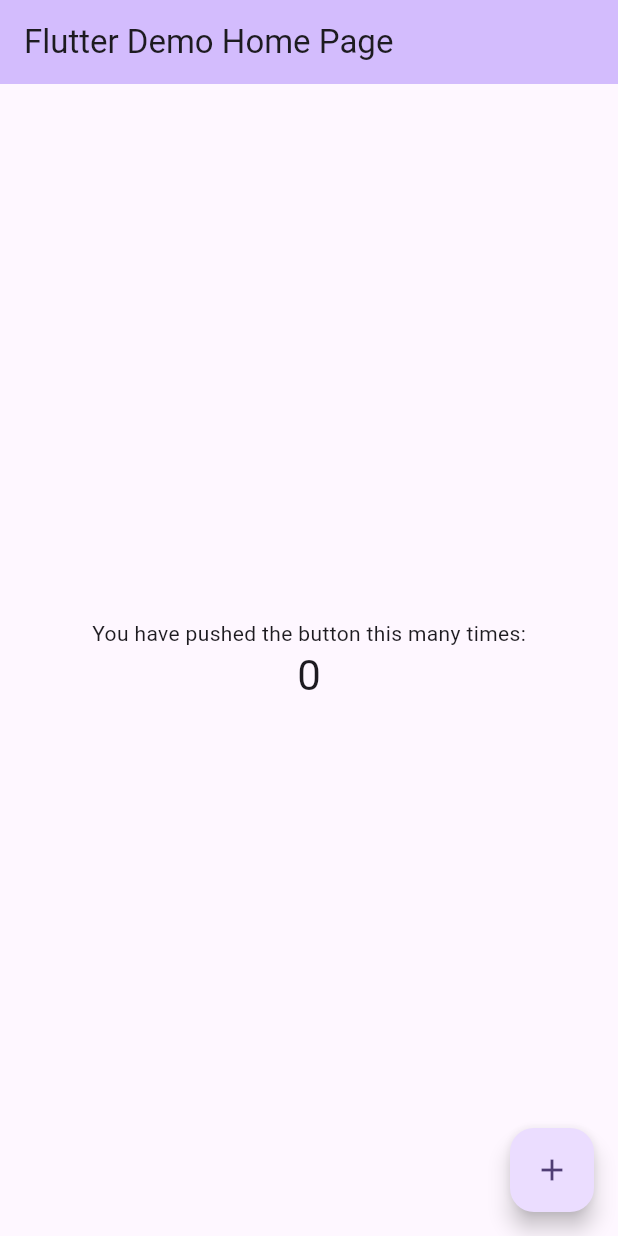
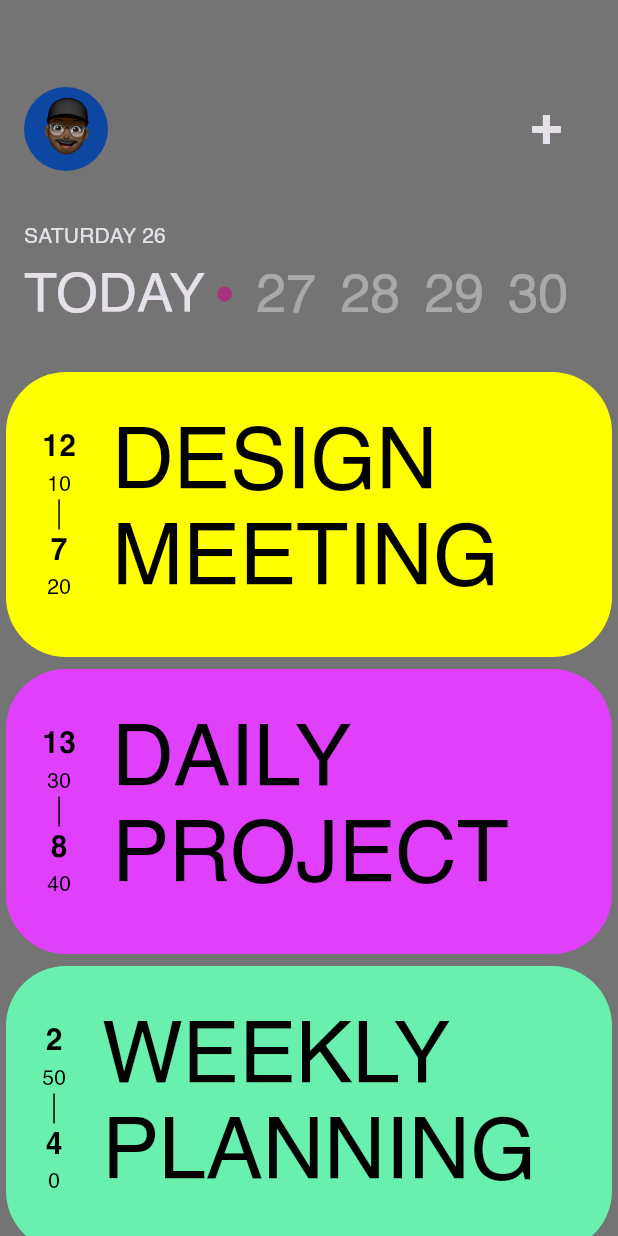
Before and after one commit to Dev-Salem/task_tracker, a Flutter app: the screen it shows after launch, on a phone screen of 412 x 824 dp. Run offline on Flutter 3.47's test engine with Material 3 defaults, Android fonts, the phone set to English and light mode, and no system bars; our stand-ins replace awesome_extensions, equatable, gap, google_fonts, jiffy.

Commit message:
Add colors, themes and design tasks screen

```diff
--- a/lib/main.dart
+++ b/lib/main.dart
@@ -1,4 +1,7 @@
 import 'package:flutter/material.dart';
+import 'package:google_fonts/google_fonts.dart';
+import 'package:task_tracker/tasks/core/app_colors.dart';
+import 'package:task_tracker/tasks/presentation/screens/tasks_screen.dart';
 
 void main() {
   runApp(const MyApp());
@@ -7,119 +10,20 @@ void main() {
 class MyApp extends StatelessWidget {
   const MyApp({super.key});
 
-  // This widget is the root of your application.
   @override
   Widget build(BuildContext context) {
     return MaterialApp(
       title: 'Flutter Demo',
-      theme: ThemeData(
-        // This is the theme of your application.
-        //
-        // TRY THIS: Try running your application with "flutter run". You'll see
-        // the application has a purple toolbar. Then, without quitting the app,
-        // try changing the seedColor in the colorScheme below to Colors.green
-        // and then invoke "hot reload" (save your changes or press the "hot
-        // reload" button in a Flutter-supported IDE, or press "r" if you used
-        // the command line to start the app).
-        //
-        // Notice that the counter didn't reset back to zero; the application
-        // state is not lost during the reload. To reset the state, use hot
-        // restart instead.
-        //
-        // This works for code too, not just values: Most code changes can be
-        // tested with just a hot reload.
-        colorScheme: ColorScheme.fromSeed(seedColor: Colors.deepPurple),
-        useMaterial3: true,
-      ),
-      home: const MyHomePage(title: 'Flutter Demo Home Page'),
+      debugShowCheckedModeBanner: false,
+      darkTheme: ThemeData(
+          scaffoldBackgroundColor: const Color.fromARGB(156, 27, 27, 27),
+          fontFamily: "Helvetica",
+          brightness: Brightness.dark),
+      // theme: ThemeData(
+      //   useMaterial3: true,
+      // ),
+      themeMode: ThemeMode.dark,
+      home: const TasksScreen(),
     );
   }
 }
-
-class MyHomePage extends StatefulWidget {
-  const MyHomePage({super.key, required this.title});
-
-  // This widget is the home page of your application. It is stateful, meaning
-  // that it has a State object (defined below) that contains fields that affect
-  // how it looks.
-
-  // This class is the configuration for the state. It holds the values (in this
-  // case the title) provided by the parent (in this case the App widget) and
-  // used by the build method of the State. Fields in a Widget subclass are
-  // always marked "final".
-
-  final String title;
-
-  @override
-  State<MyHomePage> createState() => _MyHomePageState();
-}
-
-class _MyHomePageState extends State<MyHomePage> {
-  int _counter = 0;
-
-  void _incrementCounter() {
-    setState(() {
-      // This call to setState tells the Flutter framework that something has
-      // changed in this State, which causes it to rerun the build method below
-      // so that the display can reflect the updated values. If we changed
-      // _counter without calling setState(), then the build method would not be
-      // called again, and so nothing would appear to happen.
-      _counter++;
-    });
-  }
-
-  @override
-  Widget build(BuildContext context) {
-    // This method is rerun every time setState is called, for instance as done
-    // by the _incrementCounter method above.
-    //
-    // The Flutter framework has been optimized to make rerunning build methods
-    // fast, so that you can just rebuild anything that needs updating rather
-    // than having to individually change instances of widgets.
-    return Scaffold(
-      appBar: AppBar(
-        // TRY THIS: Try changing the color here to a specific color (to
-        // Colors.amber, perhaps?) and trigger a hot reload to see the AppBar
-        // change color while the other colors stay the same.
-        backgroundColor: Theme.of(context).colorScheme.inversePrimary,
-        // Here we take the value from the MyHomePage object that was created by
-        // the App.build method, and use it to set our appbar title.
-        title: Text(widget.title),
-      ),
-      body: Center(
-        // Center is a layout widget. It takes a single child and positions it
-        // in the middle of the parent.
-        child: Column(
-          // Column is also a layout widget. It takes a list of children and
-          // arranges them vertically. By default, it sizes itself to fit its
-          // children horizontally, and tries to be as tall as its parent.
-          //
-          // Column has various properties to control how it sizes itself and
-          // how it positions its children. Here we use mainAxisAlignment to
-          // center the children vertically; the main axis here is the vertical
-          // axis because Columns are vertical (the cross axis would be
-          // horizontal).
-          //
-          // TRY THIS: Invoke "debug painting" (choose the "Toggle Debug Paint"
-          // action in the IDE, or press "p" in the console), to see the
-          // wireframe for each widget.
-          mainAxisAlignment: MainAxisAlignment.center,
-          children: <Widget>[
-            const Text(
-              'You have pushed the button this many times:',
-            ),
-            Text(
-              '$_counter',
-              style: Theme.of(context).textTheme.headlineMedium,
-            ),
-          ],
-        ),
-      ),
-      floatingActionButton: FloatingActionButton(
-        onPressed: _incrementCounter,
-        tooltip: 'Increment',
-        child: const Icon(Icons.add),
-      ), // This trailing comma makes auto-formatting nicer for build methods.
-    );
-  }
-}
--- /dev/null
+++ b/lib/tasks/core/app_colors.dart
@@ -0,0 +1,6 @@
+import 'package:flutter/material.dart';
+
+class AppColors {
+  static const backgroundColor = Color.fromRGBO(31, 31, 31, 100);
+  static const secondaryBackgroundColor = Color.fromRGBO(165, 51, 125, 1);
+}
--- /dev/null
+++ b/lib/tasks/presentation/screens/tasks_screen.dart
@@ -0,0 +1,98 @@
+import 'package:awesome_extensions/awesome_extensions.dart';
+import 'package:flutter/material.dart';
+import 'package:gap/gap.dart';
+import 'package:jiffy/jiffy.dart';
+import 'package:task_tracker/tasks/core/app_colors.dart';
+import 'package:task_tracker/tasks/domain/task.dart';
+import 'package:task_tracker/tasks/presentation/widgets/task_card_widget.dart';
+
+class TasksScreen extends StatelessWidget {
+  const TasksScreen({super.key});
+
+  @override
+  Widget build(BuildContext context) {
+    final currentDate = DateTime.now();
+    return Scaffold(
+        body: Column(
+      mainAxisAlignment: MainAxisAlignment.start,
+      crossAxisAlignment: CrossAxisAlignment.stretch,
+      children: [
+        const Gap(56),
+        Row(
+          mainAxisAlignment: MainAxisAlignment.spaceBetween,
+          children: [
+            CircleAvatar(
+                backgroundColor: Colors.blue[900],
+                radius: 28,
+                child: Image.asset("assets/avatar.png")),
+            TextButton(
+              onPressed: () {},
+              child: Text("+", style: context.displaySmall).bold(),
+            ),
+          ],
+        ).paddingSymmetric(horizontal: 16),
+        const Gap(32),
+        Text("${Jiffy.parseFromDateTime(currentDate).EEEE.toUpperCase()} ${currentDate.day}",
+                style: context.labelLarge)
+            .paddingSymmetric(horizontal: 16),
+        const Gap(8),
+        SizedBox(
+          height: 40,
+          child: ListView(
+            scrollDirection: Axis.horizontal,
+            children: [
+              Text("Today".toUpperCase(), style: context.displaySmall),
+              const CircleAvatar(
+                backgroundColor: AppColors.secondaryBackgroundColor,
+                radius: 5,
+              ).paddingSymmetric(horizontal: 8),
+              ...List.generate(30 - currentDate.day, (index) {
+                return Text((index + currentDate.day + 1).toString(),
+                        style: context.displaySmall!
+                            .copyWith(color: Colors.white38))
+                    .paddingSymmetric(horizontal: 8);
+              }),
+            ],
+          ),
+        ).paddingSymmetric(horizontal: 16),
+        // const Gap(0),
+        Expanded(
+          child: ListView.separated(
+            padding: const EdgeInsets.symmetric(vertical: 32, horizontal: 4),
+            itemCount: tasks.length,
+            separatorBuilder: (context, index) => const SizedBox(
+              height: 8,
+            ),
+            itemBuilder: (context, index) {
+              return TaskCardWidget(task: tasks[index]);
+            },
+          ),
+        )
+      ],
+    ));
+  }
+}
+
+final tasks = [
+  Task(
+      task: "Design Meeting",
+      date: DateTime.now(),
+      isDone: false,
+      cardColor: Colors.yellowAccent,
+      startTime: const TimeOfDay(hour: 12, minute: 10),
+      endTime: const TimeOfDay(hour: 7, minute: 20)),
+  Task(
+      task: "Daily Project",
+      date: DateTime.now(),
+      isDone: false,
+      cardColor: Colors.purpleAccent,
+      startTime: const TimeOfDay(hour: 13, minute: 30),
+      endTime: const TimeOfDay(hour: 8, minute: 40)),
+  Task(
+      task: "Weekly Planning",
+      date: DateTime.now(),
+      isDone: false,
+      cardColor: Colors.greenAccent,
+      startTime: const TimeOfDay(hour: 2, minute: 50),
+      endTime: const TimeOfDay(hour: 4, minute: 00)),
+];
--- /dev/null
+++ b/lib/tasks/presentation/widgets/task_card_widget.dart
@@ -0,0 +1,80 @@
+import 'package:awesome_extensions/awesome_extensions.dart';
+import 'package:flutter/material.dart';
+import 'package:gap/gap.dart';
+
+import 'package:task_tracker/tasks/domain/task.dart';
+
+class TaskCardWidget extends StatelessWidget {
+  final Task task;
+  const TaskCardWidget({
+    super.key,
+    required this.task,
+  });
+
+  @override
+  Widget build(BuildContext context) {
+    return Container(
+      height: 190,
+      width: double.infinity,
+      decoration: BoxDecoration(
+          color: task.cardColor, borderRadius: BorderRadius.circular(40)),
+      child: Row(
+        mainAxisAlignment: MainAxisAlignment.start,
+        children: [
+          const Gap(24),
+          CustomTimeWidget(start: task.startTime, end: task.endTime),
+          const Gap(24),
+          Expanded(
+            child: Text(
+              task.task.toUpperCase(),
+              style: context.displayLarge!.copyWith(color: Colors.black),
+              softWrap: true,
+              maxLines: 2,
+              overflow: TextOverflow.ellipsis,
+            ),
+          ),
+          const Gap(12),
+        ],
+      ),
+    );
+  }
+}
+
+class CustomTimeWidget extends StatelessWidget {
+  final TimeOfDay start;
+  final TimeOfDay end;
+  const CustomTimeWidget({
+    super.key,
+    required this.start,
+    required this.end,
+  });
+
+  @override
+  Widget build(BuildContext context) {
+    return DefaultTextStyle.merge(
+      style: const TextStyle(color: Colors.black),
+      child: Column(
+        mainAxisSize: MainAxisSize.min,
+        children: [
+          Text(
+            start.hour.toString(),
+            style: const TextStyle(fontSize: 20),
+            // style: context.titleMedium,
+          ).bold(),
+          Text(
+            start.minute.toString(),
+          ),
+          Container(height: 20, width: 1, color: Colors.black),
+          Text(
+            end.hour.toString(),
+            style: const TextStyle(fontSize: 20),
+            // style: context.titleMedium,
+          ).bold(),
+          Text(
+            end.minute.toString(),
+          ),
+        ],
+      ),
+    );
+  }
+}
```
